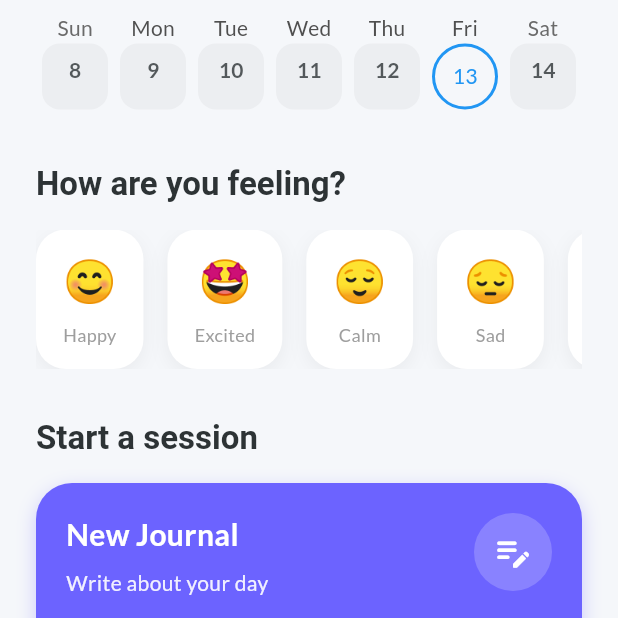
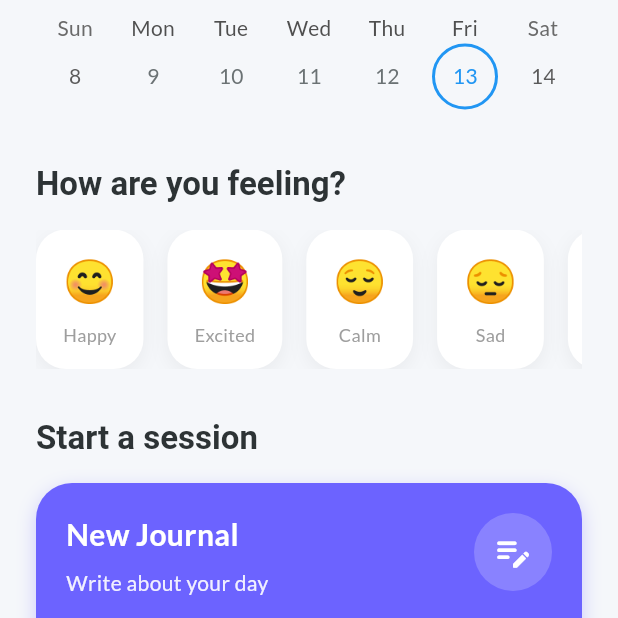
Before and after one commit to vivekjain2811/Ai-journal-app, a Flutter app: the screen it shows once a user with an empty profile is signed in, scrolled down 171 dp, on a phone screen of 412 x 824 dp, the top half of it. Run offline on Flutter 3.47's test engine with Material 3 defaults, Android fonts, the phone set to English and light mode, and no system bars; drawn by our look-alikes of table_calendar; our stand-ins replace cloud_firestore, firebase_auth, firebase_core, firebase_storage, fl_chart, google_fonts and 3 more; accounts and stored records are empty; network calls fail.

Commit message:
thrid commit

```diff
--- a/lib/screens/dashboard_screen.dart
+++ b/lib/screens/dashboard_screen.dart
@@ -2,7 +2,9 @@ import 'package:flutter/material.dart';
 import 'package:firebase_auth/firebase_auth.dart';
 import '../widgets/gradient_scaffold.dart';
 import '../models/journal_entry.dart';
+import '../models/user_model.dart';
 import '../services/journal_service.dart';
+import '../services/user_service.dart';
 import 'journal_entry_screen.dart';
 import '../widgets/mood_card.dart';
 import '../widgets/mood_calendar.dart';
@@ -29,7 +31,17 @@ class DashboardScreen extends StatelessWidget {
             crossAxisAlignment: CrossAxisAlignment.start,
             children: [
               // Header
-              Row(
+              if (user != null)
+                StreamBuilder<UserModel?>(
+                  stream: UserService().getUserProfile(user.uid),
+                  builder: (context, snapshot) {
+                    final userData = snapshot.data;
+                    final displayName = userData?.username?.isNotEmpty == true
+                        ? userData!.username!
+                        : (user.displayName ?? 'User');
+                    final photoUrl = userData?.photoUrl ?? user.photoURL;
+
+                    return Row(
                       mainAxisAlignment: MainAxisAlignment.spaceBetween,
                       children: [
                         // Date or Greeting
@@ -37,18 +49,29 @@ class DashboardScreen extends StatelessWidget {
                           crossAxisAlignment: CrossAxisAlignment.start,
                           children: [
                             Text(
-                        'Good Morning,',
+                              () {
+                                final hour = DateTime.now().hour;
+                                if (hour >= 5 && hour < 12) {
+                                  return 'Good Morning,';
+                                } else if (hour >= 12 && hour < 17) {
+                                  return 'Good Afternoon,';
+                                } else if (hour >= 17 && hour < 21) {
+                                  return 'Good Evening,';
+                                } else {
+                                  return 'Good Night,'; // Late night
+                                }
+                              }(),
                               style: Theme.of(context).textTheme.bodyLarge?.copyWith(
-                          color: Colors.grey[600],
+                                    color: Theme.of(context).colorScheme.onSurface.withOpacity(0.7),
                                     fontWeight: FontWeight.w500,
                                   ),
                             ),
                             const SizedBox(height: 4),
                             Text(
-                        'User', // Ideally user's name
+                              displayName,
                               style: Theme.of(context).textTheme.headlineSmall?.copyWith(
                                     fontWeight: FontWeight.bold,
-                          color: Colors.black87,
+                                    color: Theme.of(context).colorScheme.primary,
                                   ),
                             ),
                           ],
@@ -66,15 +89,18 @@ class DashboardScreen extends StatelessWidget {
                               shape: BoxShape.circle,
                               border: Border.all(color: Colors.grey[300]!, width: 2),
                             ),
-                      child: const CircleAvatar(
+                            child: CircleAvatar(
                               radius: 20,
-                        backgroundImage: NetworkImage(
-                            'https://i.pravatar.cc/150?img=12'), // Placeholder
+                              backgroundImage: photoUrl != null
+                                  ? NetworkImage(photoUrl)
+                                  : const NetworkImage('https://i.pravatar.cc/150?img=12'),
                               backgroundColor: Colors.grey,
                             ),
                           ),
                         ),
                       ],
+                    );
+                  },
                 ),
               const SizedBox(height: 32),
 
--- a/lib/widgets/mood_calendar.dart
+++ b/lib/widgets/mood_calendar.dart
@@ -1,8 +1,8 @@
 import 'package:flutter/material.dart';
 import 'package:table_calendar/table_calendar.dart';
 import 'package:firebase_auth/firebase_auth.dart';
-import '../models/daily_mood.dart';
-import '../services/mood_service.dart';
+import '../models/journal_entry.dart';
+import '../services/journal_service.dart';
 
 class MoodCalendar extends StatefulWidget {
   const MoodCalendar({super.key});
@@ -12,7 +12,7 @@ class MoodCalendar extends StatefulWidget {
 }
 
 class _MoodCalendarState extends State<MoodCalendar> {
-  final MoodService _moodService = MoodService();
+  final JournalService _journalService = JournalService();
   final User? _user = FirebaseAuth.instance.currentUser;
   DateTime _focusedDay = DateTime.now();
   DateTime? _selectedDay;
@@ -29,24 +29,24 @@ class _MoodCalendarState extends State<MoodCalendar> {
       return const SizedBox.shrink();
     }
 
-    return StreamBuilder<List<DailyMood>>(
-      stream: _moodService.getMoodsForMonth(_user.uid, _focusedDay),
+    return StreamBuilder<List<JournalEntry>>(
+      stream: _journalService.getJournals(_user.uid),
       builder: (context, snapshot) {
-        final moods = snapshot.data ?? [];
-        Map<DateTime, List<DailyMood>> events = {};
+        final journals = snapshot.data ?? [];
+        Map<DateTime, List<JournalEntry>> events = {};
 
-        for (var mood in moods) {
+        for (var entry in journals) {
            // Normalize date to remove time part for accurate matching
-          final date = DateTime(mood.date.year, mood.date.month, mood.date.day);
+          final date = DateTime(entry.createdAt.year, entry.createdAt.month, entry.createdAt.day);
           if (events[date] == null) {
             events[date] = [];
           }
-          events[date]!.add(mood);
+          events[date]!.add(entry);
         }
 
         return Column(
           children: [
-            TableCalendar<DailyMood>(
+            TableCalendar<JournalEntry>(
               firstDay: DateTime.utc(2020, 1, 1),
               lastDay: DateTime.utc(2030, 12, 31),
               focusedDay: _focusedDay,
@@ -97,55 +97,47 @@ class _MoodCalendarState extends State<MoodCalendar> {
                 rightChevronIcon: Icon(Icons.chevron_right, size: 28),
               ),
               calendarBuilders: CalendarBuilders(
-                markerBuilder: (context, date, events) {
-                  if (events.isNotEmpty) {
-                    return Positioned(
-                      bottom: -2,
+                // Custom builder for days with journals
+                defaultBuilder: (context, day, focusedDay) {
+                  final date = DateTime(day.year, day.month, day.day);
+                  if (events[date]?.isNotEmpty ?? false) {
+                     return Container(
+                      margin: const EdgeInsets.all(6),
+                      alignment: Alignment.center,
+                      decoration: BoxDecoration(
+                        color: Colors.green[800], // Dark green for journaled days
+                        shape: BoxShape.circle,
+                      ),
                       child: Text(
-                        events.first.mood,
-                        style: const TextStyle(fontSize: 20), // Larger emoji
+                        '${day.day}',
+                        style: const TextStyle(
+                          color: Colors.white,
+                          fontWeight: FontWeight.bold,
+                        ),
                       ),
                     );
                   }
-                  return null;
+                  return null; // Use default for others
                 },
-                defaultBuilder: (context, date, focusedDay) {
+                // Also override today builder if it has an event to ensure color consistency
+                todayBuilder: (context, day, focusedDay) {
+                  final date = DateTime(day.year, day.month, day.day);
+                  final hasJournal = events[date]?.isNotEmpty ?? false;
+
                   return Container(
-                    margin: const EdgeInsets.all(4),
-                    alignment: Alignment.topCenter,
-                     decoration: BoxDecoration(
-                      color: Colors.grey.withOpacity(0.1),
-                      borderRadius: BorderRadius.circular(12),
+                    margin: const EdgeInsets.all(6),
+                    alignment: Alignment.center,
+                    decoration: BoxDecoration(
+                      // If journal exists, use dark green, else use simple outline/indicator for "Today"
+                      color: hasJournal ? Colors.green[800] : Theme.of(context).primaryColor.withOpacity(0.1),
+                      shape: BoxShape.circle,
+                      border: hasJournal ? null : Border.all(color: Theme.of(context).primaryColor),
                     ),
-                    child: Padding(
-                      padding: const EdgeInsets.only(top: 8.0),
-                      child: Text(
-                        '${date.day}',
-                         style: TextStyle(
-                          color: Theme.of(context).colorScheme.onSurface.withOpacity(0.8),
-                          fontWeight: FontWeight.w600,
-                        ),
-                      ),
-                    ),
-                  );
-                },
-                todayBuilder: (context, date, focusedDay) {
-                  return Container(
-                    margin: const EdgeInsets.all(4),
-                    alignment: Alignment.topCenter,
-                    decoration: BoxDecoration(
-                      color: Theme.of(context).primaryColor.withOpacity(0.1),
-                       borderRadius: BorderRadius.circular(12),
-                       border: Border.all(color: Theme.of(context).primaryColor.withOpacity(0.5)),
-                    ),
-                    child: Padding(
-                      padding: const EdgeInsets.only(top: 8.0),
-                      child: Text(
-                        '${date.day}',
-                         style: TextStyle(
-                          color: Theme.of(context).primaryColor,
-                          fontWeight: FontWeight.bold,
-                        ),
+                    child: Text(
+                      '${day.day}',
+                      style: TextStyle(
+                        color: hasJournal ? Colors.white : Theme.of(context).primaryColor,
+                        fontWeight: FontWeight.bold,
                       ),
                     ),
                   );
```
Also changed, not shown: lib/screens/history_screen.dart (+8 -26 lines), lib/screens/journal_entry_screen.dart (+105 -41 lines), lib/widgets/mood_selector.dart (+18 -14 lines). Lines whose indentation alone changed are shown as unchanged.
